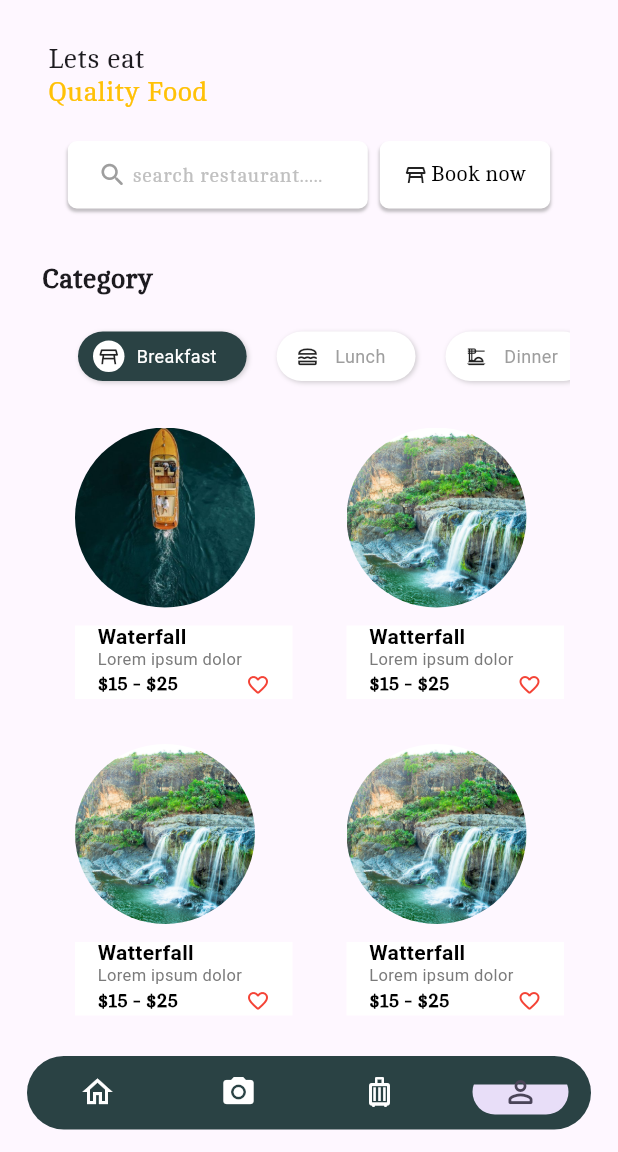
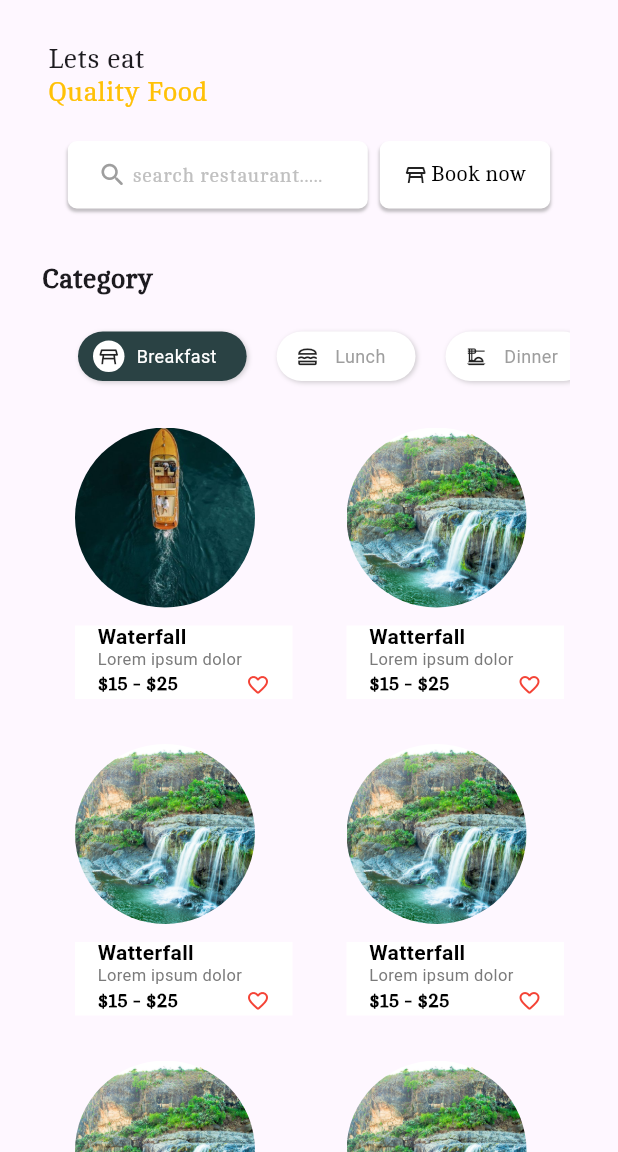
Before and after one commit to tsegayz/ArdiTravelMobileApp, a Flutter app: the RestaurantDetail screen opened by its route, on a phone screen of 412 x 824 dp, the part 84-1236 px from its top. Run offline on Flutter 3.47's test engine with Material 3 defaults, Android fonts, the phone set to English and light mode, and no system bars; Roboto replaces fonts that are missing (Times New Roman).

```diff
--- a/frontend/lib/presentation/screens/restaurant_detail.dart
+++ b/frontend/lib/presentation/screens/restaurant_detail.dart
@@ -1,9 +1,7 @@
 // ignore_for_file: prefer_const_constructors, prefer_const_literals_to_create_immutables, prefer_const_constructors_in_immutables
 // ignore_for_file: use_key_in_widget_constructors
 
-import 'package:flutter/cupertino.dart';
 import 'package:flutter/material.dart';
-import 'package:flutter/widgets.dart';
 
 class Category {
   final String region;
@@ -91,7 +89,6 @@ class _RestaurantDetailState extends State<RestaurantDetail> {
 
   int selectedIndex = 0; // Track the selected index for category/regin
 
-  int selected = 3; // Track the selected index for bottom nav bar
 
   @override
   Widget build(BuildContext context) {
@@ -464,43 +461,6 @@ class _RestaurantDetailState extends State<RestaurantDetail> {
           ],
         ),
       ),
-      bottomNavigationBar: Padding(
-        padding: const EdgeInsets.fromLTRB(18, 0, 18, 15),
-        child: Container(
-          decoration: BoxDecoration(
-            borderRadius: BorderRadius.circular(60),
-            color: Color(0xFF2A4244),
-          ),
-          child: Padding(
-            padding: const EdgeInsets.only(top: 19.0),
-            child: NavigationBar(
-              height: 30,
-              elevation: 0,
-              backgroundColor: Colors.transparent,
-              selectedIndex: selected,
-              destinations: [
-                NavigationDestination(
-                  icon: Icon(Icons.home_outlined, color: Colors.white),
-                  label: '',
-                ),
-                NavigationDestination(
-                    icon: Icon(Icons.camera_alt, color: Colors.white),
-                    label: ''),
-                NavigationDestination(
-                  icon: Icon(Icons.luggage_outlined, color: Colors.white),
-                  label: '',
-                ),
-                NavigationDestination(
-                    icon: Icon(Icons.person_outline_rounded), label: ''),
-              ],
-              onDestinationSelected: (index) {
-                Navigator.of(context).pushNamed(
-                    ['/home', '/trip', '/hotel', '/restaurant'][index]);
-              },
-            ),
-          ),
-        ),
-      ),
     );
   }
 }
```
